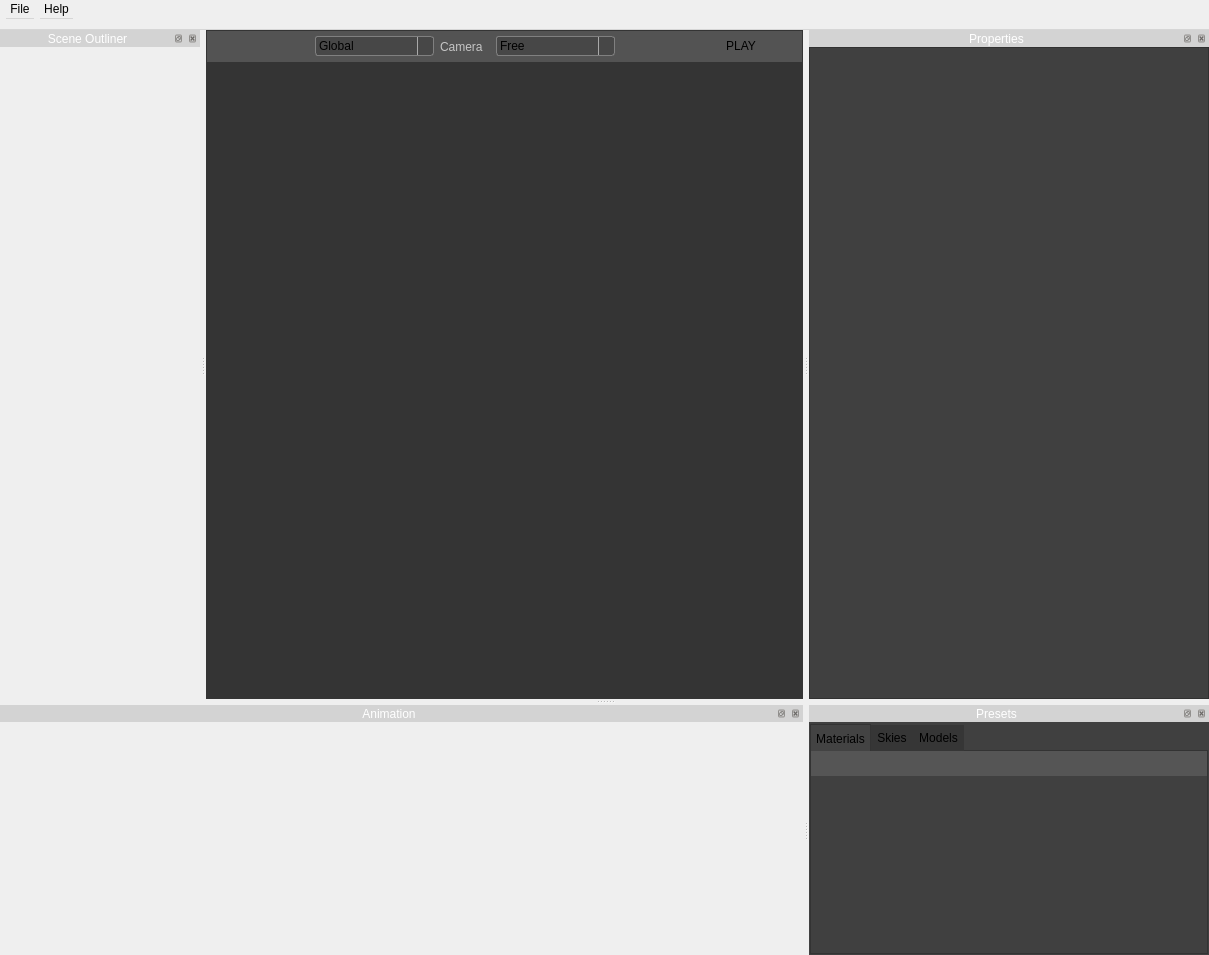
Old version of the form src/newmainwindow.ui in the repository jahshaka/Studio.
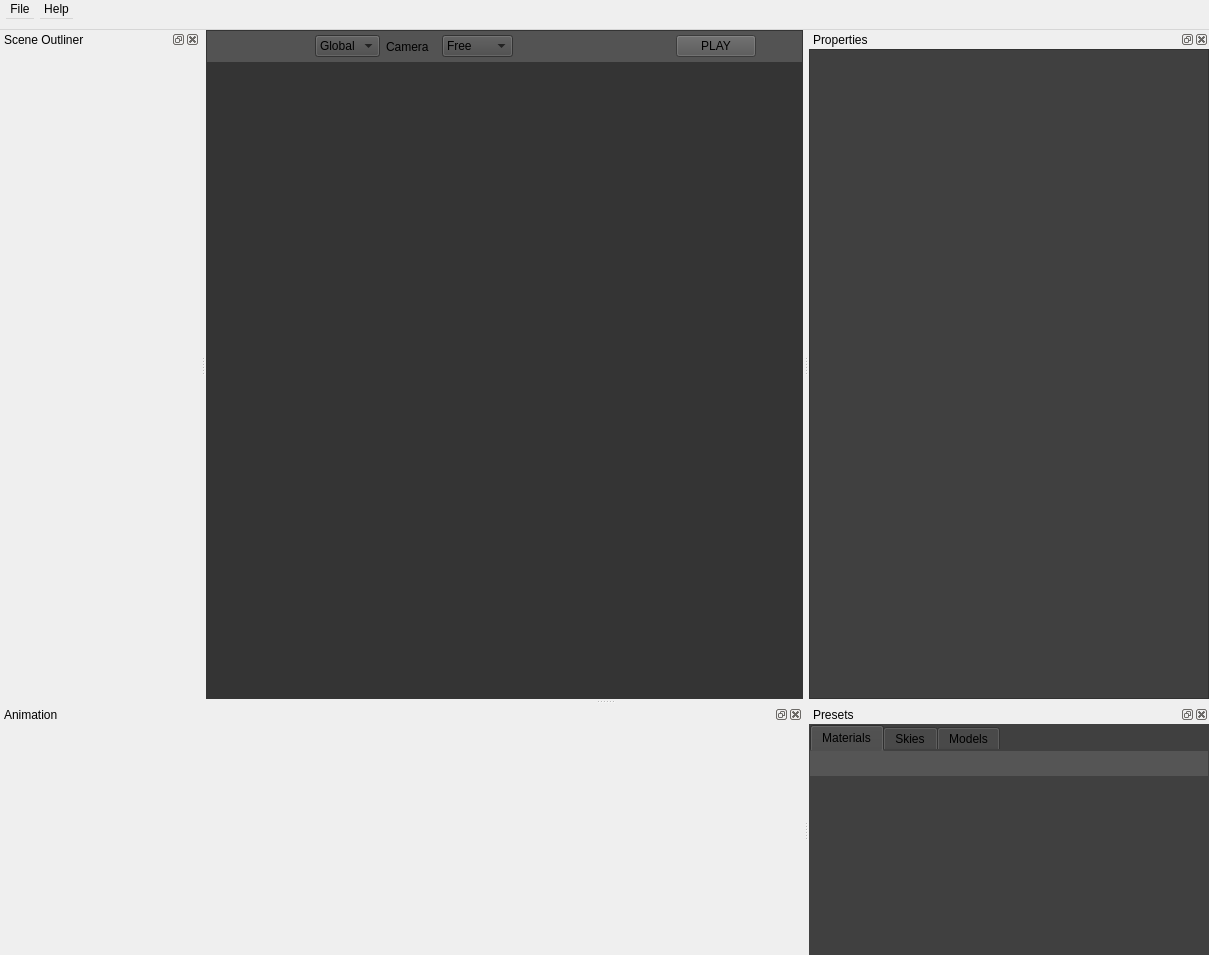
New version of the form. Icons and pictures are not drawn. Custom widgets are drawn as their Qt base class.

The edit to the form file:
```diff
--- a/src/newmainwindow.ui
+++ b/src/newmainwindow.ui
@@ -21,419 +21,7 @@
    <double>1.000000000000000</double>
   </property>
   <property name="styleSheet">
-   <string notr="true">/*
-*=======================================================================================
-* Defaut StyleSheet for All System WIdgets and Components
-* @Styled: Orane Campbell
-* JahshakaVR 1.0.0
-* Date: 10/27/2016
-*=======================================================================================
-*/
-
-/*
-*Spinbox settings ============================================================================
-*/
-
-QSpinBox {
-   padding-right: 15px; /* make room for the arrows */
-    border-width: 0;  
-    border-image: url(:/app/images/frame.png) 4;
-    color: black;
-}
-
-QSpinBox::up-button {
-    background-color: rgb(50, 50, 50);
-    border-image: url(:/app/icons/chevron-arrow-up.svg) 1;
-    border-width: 0;  
-    margin-bottom: -1px;
-    margin-top: -1px;
-}
-
-QSpinBox::up-button:hover {
-    background-color: rgb(30, 144, 255);
-}
-
-QSpinBox::up-button:pressed {   
-    background-color: rgb(30, 144, 255);
-}
-
-QSpinBox::down-button {
-    background-color: rgb(50, 50, 50);
-    border-image: url(:/app/icons/chevron-arrow-down.svg) 1;
-    border-width:0;  
-    margin-top:1px;
-    margin-bottom: -2px;
-    margin-top: -1px;
-}
-
-QSpinBox::down-button:hover {
-    background-color: rgb(30, 144, 255);
-}
-
-QSpinBox::down-button:pressed {
-    background-color: rgb(30, 144, 255);
-}
-
-/* Double Spin Box */
-
-QDoubleSpinBox {
-    padding-right: 15px; /* make room for the arrows */
-    border-width: 0;  
-    padding: 1px;
-    border-image: url(:/app/images/frame.png) 4;
-    color: black;
-}
-QDoubleSpinBox:hover {
-    border:1px solid rgb(30, 144, 255);
-}
-
-QDoubleSpinBox::up-button {
-    background-color: rgb(50, 50, 50);
-    border-image: url(:/app/icons/chevron-arrow-up.svg) 1;
-    border-width: 0;  
-    margin-top: -1px;
-}
-
-QDoubleSpinBox::up-button:hover {
-    background-color: rgb(30, 144, 255);
-}
-
-QDoubleSpinBox::up-button:pressed { 
-    background-color: rgb(30, 144, 255);
-}
-
-QDoubleSpinBox::down-button {
-    background-color: rgb(50, 50, 50);
-    border-image: url(:/app/icons/chevron-arrow-down.svg) 1;
-    border-width:0;  
-    margin-bottom: -1px;
-}
-
-QDoubleSpinBox::down-button:hover {
-    background-color: rgb(30, 144, 255);
-}
-
-QDoubleSpinBox::down-button:pressed {
-    background-color: rgb(30, 144, 255);
-}
-
-
-/*
-*=== DropDown Style Settings ==================================================
-*/
-
-QComboBox {
-    border: 1px solid gray;
-    border-radius: 3px;
-    padding: 1px 18px 1px 3px;
-    min-width: 6em;
-}
-
-QComboBox:hover {
-    border: 1px solid rgb(30, 144, 255);
-}
-
-QComboBox:editable {
-    background: white;
-}
-
-QComboBox:!editable, QComboBox::drop-down:editable {
-background-color: rgb(74, 74, 74);
-}
-
-/* QComboBox gets the &quot;on&quot; state when the popup is open */
-QComboBox:!editable:on, QComboBox::drop-down:editable:on {
-background-color: rgb(84, 84, 84);
-}
-
-QComboBox:on { /* shift the text when the popup opens */
-    padding-top: 3px;
-    padding-left: 4px;
-}
-
-QComboBox::drop-down {
-    subcontrol-origin: padding;
-    subcontrol-position: top right;
-    width: 15px;
-
-    border-left-width: 1px;
-    border-left-color: darkgray;
-    border-left-style: solid; /* just a single line */
-    border-top-right-radius: 3px; /* same radius as the QComboBox */
-    border-bottom-right-radius: 3px;
-}
-QComboBox::drop-down:hover {
-    background:rgb(30, 144, 255);
-}
-QComboBox::down-arrow {
-    image: url(:/app/icons/down-arrow.svg);
-}
-
-QComboBox::down-arrow:on { /* shift the arrow when popup is open */
-    top: 1px;
-    left: 1px;
-}
-
-QComboBox QAbstractItemView {
-    border: 1px solid gray;
-    selection-background-color: rgb(30, 144, 255);
-}
-
-/*
-*
-* Tree View Widget ============================================================================
-*
-*/
-
-QTreeView::item {
-   padding: 2px;
-}
-
-QTreeView::item:hover {
-    background: #42b5e8;
-}
-
-QTreeView::item:selected {
-    background: #1e90ff;
-}
-
-QTreeView::item:selected:active{
-    background: #1e90ff;
-}
-
-QTreeView::item:selected:!active {
-    background: #98dbf8;
-}
-
-/*
-*
-Tab Sections ============================================================================
-*
-*/
-
-QTabWidget::pane{
-    border: 1px solid #333333; top : -1px;
-    background:rgb(67, 67, 67);
-}
-
-QTabWidget::tab-bar {
-    background-color: rgb(54, 54, 54);
-}
-
-QTabBar::tab {
-    background-color:rgb(54, 54, 54);
-    border-bottom: 1px soild #333333;
-    min-width: 15ex;
-    min-height: 4ex;
-    padding: 6px;
-    min-width: 25ex;
-}
-
-QTabBar::tab:selected, QTabBar::tab:hover{
-    border: 1px solid #333333; bottom : -1px;
-    background-color:rgb(67, 67, 67);
-    border-bottom: 0px;
-    min-width: 8ex;
-    padding: 5px;
-    min-width: 20ex;
-}
-
-QTabBar::tab:selected {
-    border: 1px solid #333333; bottom : -1px;
-    background-color:rgb(67, 67, 67);
-    border-bottom:3px;
-    min-width: 8ex;
-    padding: 5px;
-    min-width: 20ex;
-}
-
-QTabBar::tab:!selected {
-    margin-top: 2px; 
-}
-
-/*
-*
-*Dock Widget Styling Section ============================================================================
-*
-*/
-
-QDockWidget {
-    background-color: rgb(95, 95, 95);
-    border: 1px solid lightgray;
-    titlebar-close-icon: url(:/app/icons/delete.png);
-    titlebar-normal-icon: url(:/app/icons/expand-button.png);
-    color: rgb(255, 255, 255);
-}
-
-QDockWidget:hover {
-background-color: rgb(30, 144, 255);
-}
-
-QDockWidget::title {
-    height: 100px;
-    text-align: center; /* align the text to the left */
-    background: lightgray;
-    padding-left: 5px 5px 5px 5pc;
-    color: rgb(255, 255, 255);
-    background-color: &quot;#282828&quot;;
-}
-
-QDockWidget::close-button, QDockWidget::float-button {
-    border: 1px solid transparent;
-    padding: 1px;
-    margin: 1px;
-}
-
-QDockWidget::close-button:hover, QDockWidget::float-button:hover {
-    background: rgb(30, 144, 255);;
-}
-
-QDockWidget::close-button:pressed, QDockWidget::float-button:pressed {
-    padding: 1px -1px -1px 1px;
-}
-
-
-/*
-*
-* Labels, Buttons ============================================================================
-*
-*/
-
-QPushButton  {
-    border: none;
-    background-color: rgb(68, 68, 68);
-}
-
-QPushButton:hover {
-    background-color: rgb(30, 144, 255);
-}
-
-QToolButton {
-    border: none;
-    background-color: rgb(68, 68, 68);
-}
-
-QToolButton:hover{
-    background-color: rgb(30, 144, 255);
-}
-
-QToolTip {
-    border: 2px solid darkkhaki;
-    padding: 5px;
-    background: black;
-    border-radius: 3px;
-   opacity: 200; 
-}
-
-QLabel {
-color: rgb(197, 197, 197);
-}
-
-QTextEdit {
-background-color: rgb(113, 113, 113);
-color: rgb(172, 172, 172);
-}
-
-/*
-*
-* Sliders settings ============================================================================
-*
-*/
-
-QSlider::groove:horizontal {
-border: 1px solid #999999;
-height: 30px;
-}
-
-QSlider::handle:horizontal {
-width: 8px;
-background: rgb(214, 214, 214);
-
-}
-
-QSlider::add-page:qlineargradient {
-background: #4c4c4c;
-border: 1px solid #4d4d4d;
-
-}
-
-QSlider::sub-page:qlineargradient{
-background: #4c4c4c;
-border: 1px solid #4d4d4d;
-}
-
-QSlider::handle:horizontal:hover {
-background-color: rgb(30, 144, 255);
-}
-
-/*
-*-========  list view scrollbar style  =============================================================
-*
-*/
-
- QScrollBar:vertical {
-     background-color: &quot;#282828&quot;;
-     width: 15px;
-     margin: 22px 0 22px 0;
- }
-
- QScrollBar::handle:vertical {
-    background-color: rgb(97, 97, 97);
-     min-height: 20px;
-     border-radius: 5px;
-     margin-left: 2px;
-     margin-right: 2px;
- }
-
- QScrollBar::handle:vertical:hover {
-    background-color: rgb(110, 110, 110);
-     min-height: 20px;
-     border-radius: 5px;
-     margin-left: 2px;
-     margin-right: 2px;
- }
-
- QScrollBar::add-line:vertical { 
-    background-color: rgb(100, 100, 100);
-     height: 20px;
-     subcontrol-position: bottom;
-     subcontrol-origin: margin;
- }
-
- QScrollBar::sub-line:vertical { 
-    background-color: rgb(100, 100, 100);
-     height: 20px;
-     subcontrol-position: top;
-     subcontrol-origin: margin;
- }
-
- QScrollBar::add-page:vertical, QScrollBar::sub-page:vertical {
-     background: none;
- }
-
-QScrollBar::up-arrow:vertical
-{
-    image: url(:/app/icons/up-arrow.svg);
-}
-QScrollBar::up-arrow:vertical:hover
-{
-    background-color: rgb(30, 144, 255);
-    image: url(:/app/icons/up-arrow.svg);
-}
-
-QScrollBar::down-arrow:vertical
-{
-    
-    image: url(:/app/icons/down-arrow.svg);
-}
-
-QScrollBar::down-arrow:vertical:hover
-{
-    background-color: rgb(30, 144, 255);
-    image: url(:/app/icons/down-arrow.svg);
-}
-
-
+   <string notr="true">
 </string>
   </property>
   <property name="iconSize">
@@ -645,7 +233,7 @@
            <widget class="QComboBox" name="transformCombo">
             <property name="minimumSize">
              <size>
-              <width>119</width>
+              <width>0</width>
               <height>0</height>
              </size>
             </property>
@@ -693,7 +281,7 @@
            <widget class="QComboBox" name="cameraTypeCombo">
             <property name="minimumSize">
              <size>
-              <width>119</width>
+              <width>0</width>
               <height>0</height>
              </size>
             </property>
@@ -1063,7 +651,7 @@
           <x>0</x>
           <y>0</y>
           <width>398</width>
-          <height>648</height>
+          <height>649</height>
          </rect>
         </property>
         <property name="styleSheet">
```
